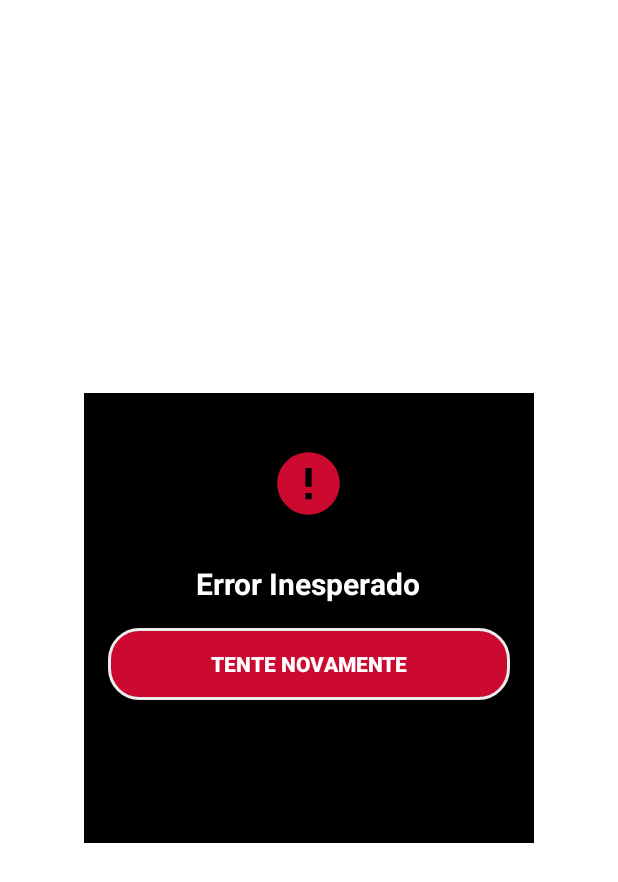
After one commit to renatac/AmbChangelleger, an Android app: the layout util_dialog.xml on its own in the app's theme, with its tools: preview values and no code run, on a phone screen of 412 x 824 dp. The commit adds this screen. Shown: the top 882 px of the screen. Run offline under Robolectric (Android 15) with nearby library versions, the phone set to English and light mode, and no system bars.

Commit message:
Added Data Binding Library in the project and Finalized click to link

```diff
--- /dev/null
+++ b/app/src/main/res/drawable/btn_shape.xml
@@ -0,0 +1,7 @@
+<?xml version="1.0" encoding="utf-8"?>
+<shape xmlns:android="http://schemas.android.com/apk/res/android"
+    android:shape="rectangle">
+    <solid android:color="@color/red" />
+    <stroke android:width="2dip" android:color="#EDECEC" />
+    <corners android:radius="20dp" />
+</shape>
--- /dev/null
+++ b/app/src/main/res/drawable/ic_error.xml
@@ -0,0 +1,5 @@
+<vector android:height="24dp" android:tint="#CC092F"
+    android:viewportHeight="24.0" android:viewportWidth="24.0"
+    android:width="24dp" xmlns:android="http://schemas.android.com/apk/res/android">
+    <path android:fillColor="#FF000000" android:pathData="M12,2C6.48,2 2,6.48 2,12s4.48,10 10,10 10,-4.48 10,-10S17.52,2 12,2zM13,17h-2v-2h2v2zM13,13h-2L11,7h2v6z"/>
+</vector>
--- /dev/null
+++ b/app/src/main/res/layout/util_dialog.xml
@@ -0,0 +1,48 @@
+<?xml version="1.0" encoding="utf-8"?>
+<LinearLayout xmlns:android="http://schemas.android.com/apk/res/android"
+    android:layout_width="300dp"
+    android:layout_height="300dp"
+    android:layout_gravity="center_horizontal|center_vertical"
+    android:background="@color/black"
+    android:orientation="vertical">
+
+
+    <androidx.appcompat.widget.AppCompatImageView
+        android:id="@+id/img_alert_esclamation"
+        android:layout_width="50dp"
+        android:layout_height="50dp"
+        android:layout_gravity="center"
+        android:layout_marginTop="35dp"
+        android:layout_marginBottom="20dp"
+        android:src="@drawable/ic_error"
+        android:visibility="visible" />
+
+    <TextView
+        android:id="@+id/dialogPhrase"
+        android:layout_width="wrap_content"
+        android:layout_height="wrap_content"
+        android:layout_gravity="center_horizontal"
+        android:layout_marginTop="8dp"
+        android:text="@string/label_error"
+        android:textAlignment="center"
+        android:textColor="@color/white"
+        android:textSize="20dp"
+        android:textStyle="bold" />
+
+    <Button
+        android:id="@+id/btn_try_again"
+        android:layout_width="match_parent"
+        android:layout_marginStart="16dp"
+        android:layout_marginEnd="16dp"
+        android:layout_height="wrap_content"
+        android:layout_gravity="center_horizontal"
+        android:layout_marginTop="16dp"
+        android:layout_marginBottom="16dp"
+        android:background="@drawable/btn_shape"
+        android:padding="8dp"
+        android:text="@string/label_try_again"
+        android:textColor="@color/white"
+        android:onClick="tryAgain"
+        android:textStyle="bold" />
+
+</LinearLayout>
--- a/app/src/main/res/values/colors.xml
+++ b/app/src/main/res/values/colors.xml
@@ -3,6 +3,8 @@
     <color name="colorPrimary">#6200EE</color>
     <color name="colorPrimaryDark">#3700B3</color>
     <color name="colorAccent">#03DAC5</color>
-    <color name="white">#fff</color>
-    <color name="black">#000</color>
+    <color name="white">#ffffff</color>
+    <color name="black">#000000</color>
+    <color name="red">#CC092F</color>
+
 </resources>
--- a/app/src/main/res/values/strings.xml
+++ b/app/src/main/res/values/strings.xml
@@ -2,6 +2,9 @@
     <string name="app_name">ChallengeAmbar</string>
 
     <!--Communs-->
+    <string name="label_try_again">Tente Novamente</string>
+    <string name="label_error">Error Inesperado</string>
+
 
     <!--MainActivity-->
     <string name="name">Nome: </string>
--- a/build.gradle
+++ b/build.gradle
@@ -1,8 +1,7 @@
-// Top-level build file where you can add configuration options common to all sub-projects/modules.
 
 buildscript {
 
-    ext.kotlinVersion = '1.3.61'
+    ext.kotlinVersion = '1.3.72'
 
     repositories {
         google()
```
Also changed, not shown: app/build.gradle (+5 -3 lines), app/src/main/java/com/example/challengeambar/view/activities/MainActivity.kt (+10 -1 lines), app/src/main/java/com/example/challengeambar/view/adapters/Adapter.kt (+22 -32 lines), app/src/main/res/layout/activity_main.xml (+9 -12 lines), app/src/main/res/layout/item_list.xml (+23 -10 lines).
